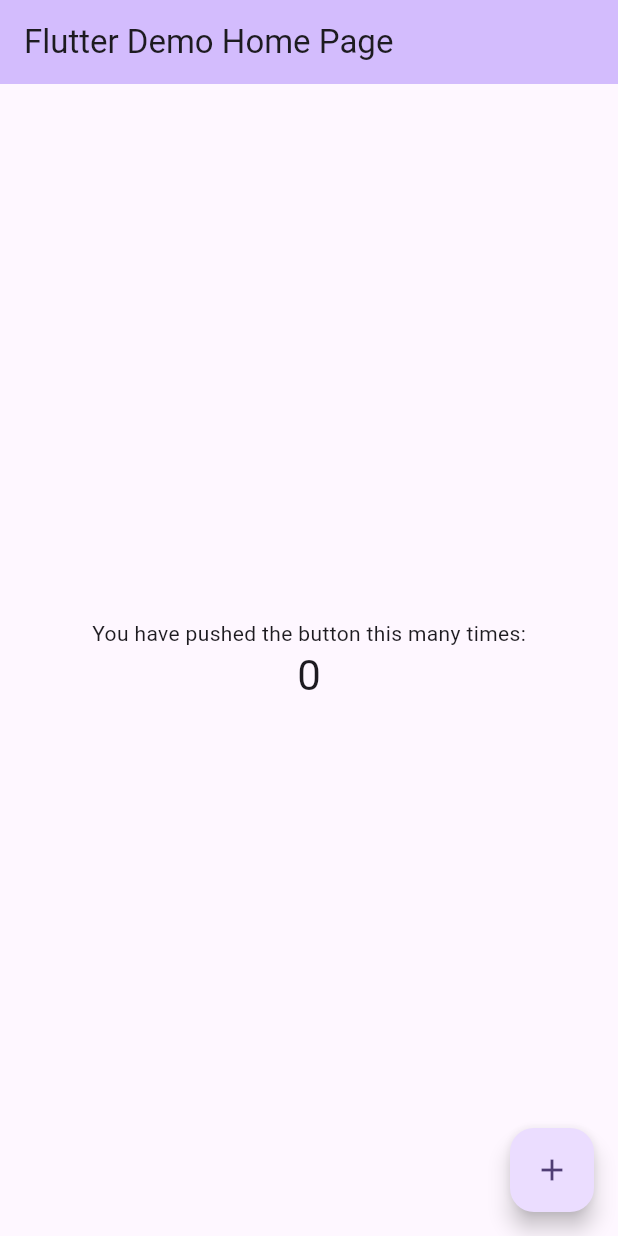
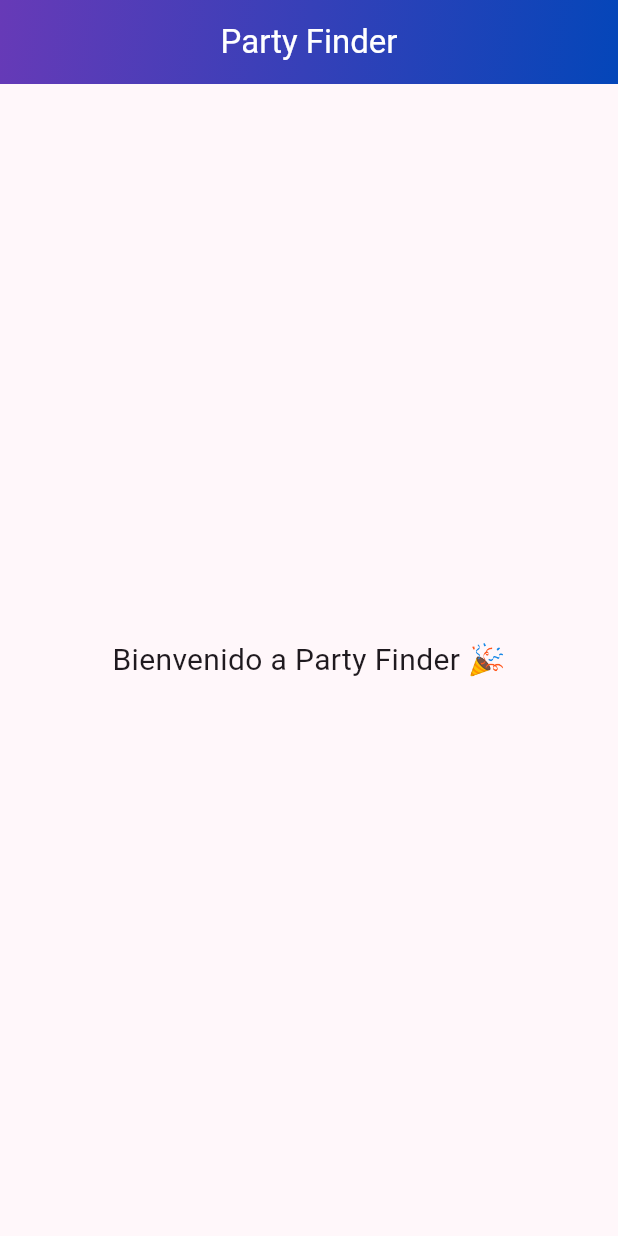
Before and after one commit to ValeriaOspina04/ProyectoPF, a Flutter app: the screen it shows after launch, on a phone screen of 412 x 824 dp. Run offline on Flutter 3.47's test engine with Material 3 defaults, Android fonts, the phone set to English and light mode, and no system bars.

Commit message:
commit con titulo y colores de la app

```diff
--- a/proyectopf/lib/main.dart
+++ b/proyectopf/lib/main.dart
@@ -7,46 +7,26 @@
 class MyApp extends StatelessWidget {
   const MyApp({super.key});
 
-  // This widget is the root of your application.
   @override
   Widget build(BuildContext context) {
     return MaterialApp(
-      title: 'Flutter Demo',
+      title: 'Party Finder',
+      debugShowCheckedModeBanner: false,
       theme: ThemeData(
-        // This is the theme of your application.
-        //
-        // TRY THIS: Try running your application with "flutter run". You'll see
-        // the application has a purple toolbar. Then, without quitting the app,
-        // try changing the seedColor in the colorScheme below to Colors.green
-        // and then invoke "hot reload" (save your changes or press the "hot
-        // reload" button in a Flutter-supported IDE, or press "r" if you used
-        // the command line to start the app).
-        //
-        // Notice that the counter didn't reset back to zero; the application
-        // state is not lost during the reload. To reset the state, use hot
-        // restart instead.
-        //
-        // This works for code too, not just values: Most code changes can be
-        // tested with just a hot reload.
-        colorScheme: ColorScheme.fromSeed(seedColor: Colors.deepPurple),
+        colorScheme: ColorScheme.fromSeed(
+          seedColor: Colors.purple,
+          primary: Colors.deepPurple,
+          secondary: Colors.blueAccent,
+        ),
+        useMaterial3: true,
       ),
-      home: const MyHomePage(title: 'Flutter Demo Home Page'),
+      home: const MyHomePage(title: 'Party Finder'),
     );
   }
 }
 
 class MyHomePage extends StatefulWidget {
   const MyHomePage({super.key, required this.title});
-
-  // This widget is the home page of your application. It is stateful, meaning
-  // that it has a State object (defined below) that contains fields that affect
-  // how it looks.
-
-  // This class is the configuration for the state. It holds the values (in this
-  // case the title) provided by the parent (in this case the App widget) and
-  // used by the build method of the State. Fields in a Widget subclass are
-  // always marked "final".
-
   final String title;
 
   @override
@@ -54,69 +34,32 @@
 }
 
 class _MyHomePageState extends State<MyHomePage> {
-  int _counter = 0;
-
-  void _incrementCounter() {
-    setState(() {
-      // This call to setState tells the Flutter framework that something has
-      // changed in this State, which causes it to rerun the build method below
-      // so that the display can reflect the updated values. If we changed
-      // _counter without calling setState(), then the build method would not be
-      // called again, and so nothing would appear to happen.
-      _counter++;
-    });
-  }
-
   @override
   Widget build(BuildContext context) {
-    // This method is rerun every time setState is called, for instance as done
-    // by the _incrementCounter method above.
-    //
-    // The Flutter framework has been optimized to make rerunning build methods
-    // fast, so that you can just rebuild anything that needs updating rather
-    // than having to individually change instances of widgets.
     return Scaffold(
       appBar: AppBar(
-        // TRY THIS: Try changing the color here to a specific color (to
-        // Colors.amber, perhaps?) and trigger a hot reload to see the AppBar
-        // change color while the other colors stay the same.
-        backgroundColor: Theme.of(context).colorScheme.inversePrimary,
-        // Here we take the value from the MyHomePage object that was created by
-        // the App.build method, and use it to set our appbar title.
-        title: Text(widget.title),
-      ),
-      body: Center(
-        // Center is a layout widget. It takes a single child and positions it
-        // in the middle of the parent.
-        child: Column(
-          // Column is also a layout widget. It takes a list of children and
-          // arranges them vertically. By default, it sizes itself to fit its
-          // children horizontally, and tries to be as tall as its parent.
-          //
-          // Column has various properties to control how it sizes itself and
-          // how it positions its children. Here we use mainAxisAlignment to
-          // center the children vertically; the main axis here is the vertical
-          // axis because Columns are vertical (the cross axis would be
-          // horizontal).
-          //
-          // TRY THIS: Invoke "debug painting" (choose the "Toggle Debug Paint"
-          // action in the IDE, or press "p" in the console), to see the
-          // wireframe for each widget.
-          mainAxisAlignment: MainAxisAlignment.center,
-          children: <Widget>[
-            const Text('You have pushed the button this many times:'),
-            Text(
-              '$_counter',
-              style: Theme.of(context).textTheme.headlineMedium,
+        title: Text(
+          widget.title,
+          style: const TextStyle(color: Colors.white, fontSize: 22),
+        ),
+        centerTitle: true,
+        // 🎨 Degradado
+        flexibleSpace: Container(
+          decoration: const BoxDecoration(
+            gradient: LinearGradient(
+              colors: [Colors.deepPurple, Color.fromARGB(255, 4, 70, 185)],
+              begin: Alignment.topLeft,
+              end: Alignment.bottomRight,
             ),
-          ],
+          ),
         ),
       ),
-      floatingActionButton: FloatingActionButton(
-        onPressed: _incrementCounter,
-        tooltip: 'Increment',
-        child: const Icon(Icons.add),
-      ), // This trailing comma makes auto-formatting nicer for build methods.
+      body: const Center(
+        child: Text(
+          'Bienvenido a Party Finder 🎉',
+          style: TextStyle(fontSize: 20),
+        ),
+      ),
     );
   }
 }
```
